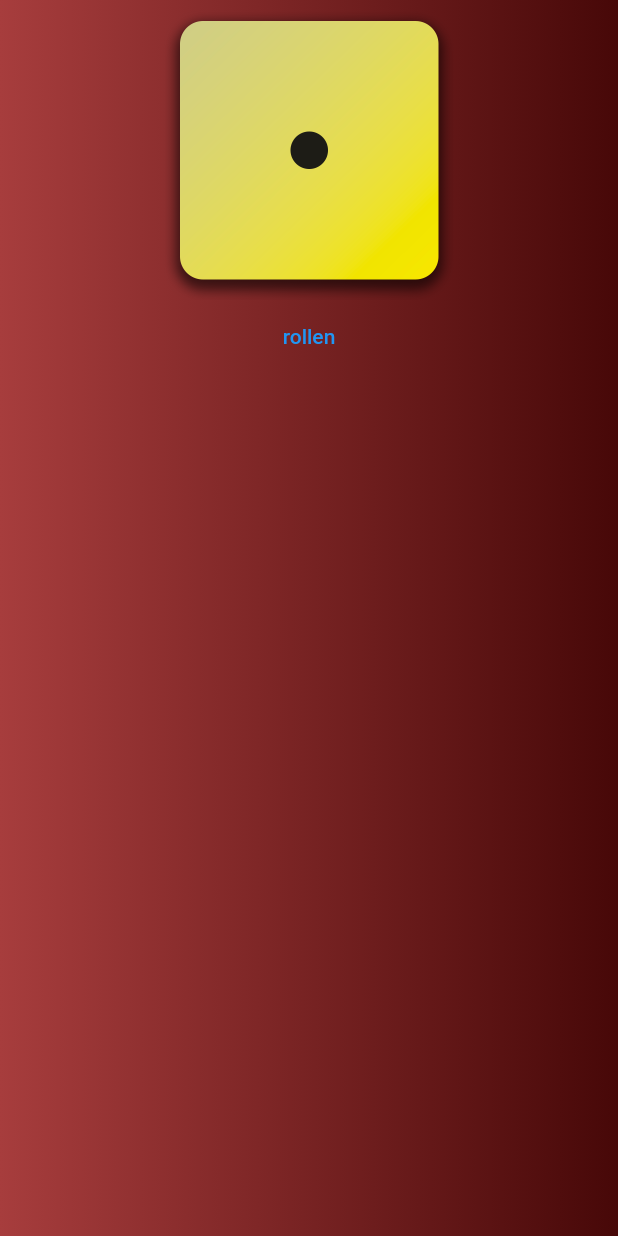
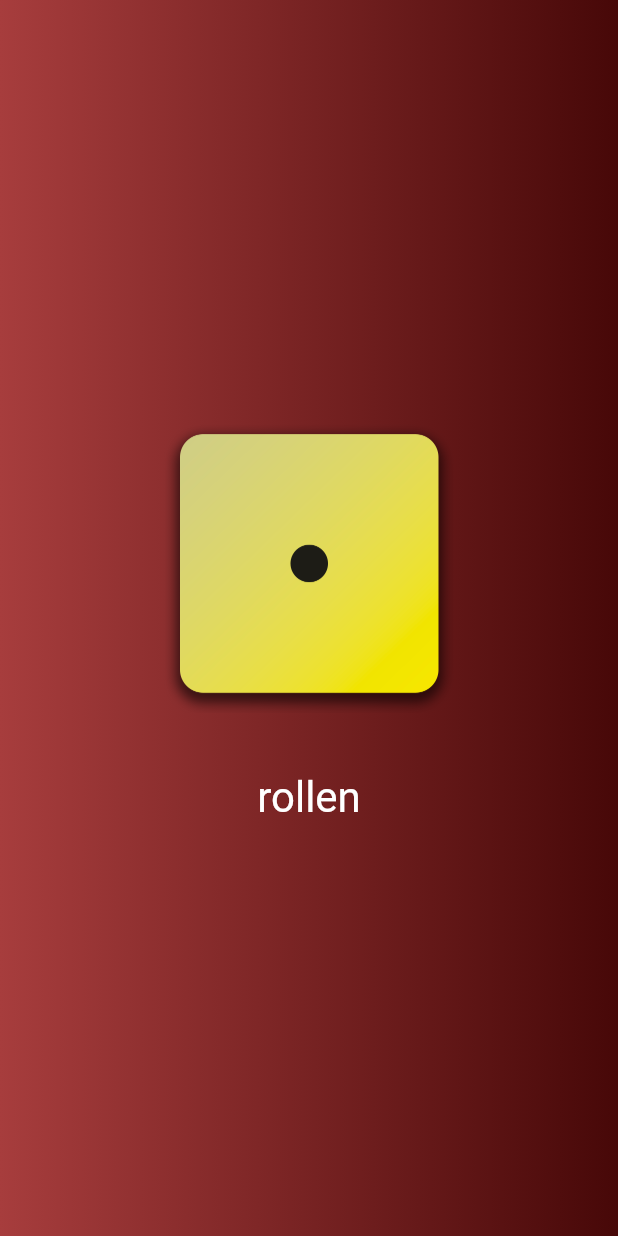
Before and after one commit to Luccien/activity_list_app, a Flutter app: the screen it shows after launch, on a phone screen of 412 x 824 dp. Run offline on Flutter 3.47's test engine with Material 2 defaults, Android fonts, the phone set to English and light mode, and no system bars.

Commit message:
padding button

```diff
--- a/lib/gradientC.dart
+++ b/lib/gradientC.dart
@@ -17,13 +17,21 @@ class GradientC extends StatelessWidget {
       ),
       child: Center(
         child: Column(
+          mainAxisSize: MainAxisSize.min,
           children: [
             Image.asset(
               'assets/images/dice-1.png',
               width: 200,
             ),
+            const SizedBox(height: 20),
             TextButton(
               onPressed: rollDice,
+              style: TextButton.styleFrom(
+                  padding: const EdgeInsets.only(top: 20),
+                  foregroundColor: Colors.white,
+                  textStyle: const TextStyle(
+                    fontSize: 28,
+                  )),
               child: const Text('rollen'),
             )
           ],
```
